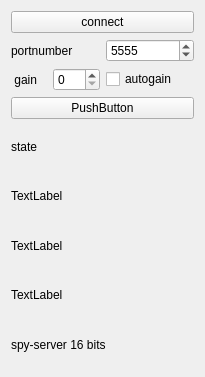
Above: sources/devices/spy-server-16/spyserver-widget.ui from JvanKatwijk/qt-dab before the change. Below: the same form after it.
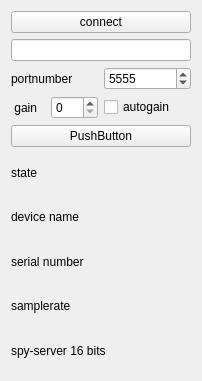
That is the form after the change.

Commit message: mods to spyserver to handle failings and reconnections

What changed in the file:
```diff
--- a/sources/devices/spy-server-16/spyserver-widget.ui
+++ b/sources/devices/spy-server-16/spyserver-widget.ui
@@ -6,8 +6,8 @@
    <rect>
     <x>0</x>
     <y>0</y>
-    <width>205</width>
-    <height>377</height>
+    <width>202</width>
+    <height>381</height>
    </rect>
   </property>
   <property name="windowTitle">
@@ -25,6 +25,9 @@
      </item>
     </layout>
    </item>
+   <item>
+    <widget class="QLineEdit" name="hostLineEdit"/>
+   </item>
    <item>
     <layout class="QHBoxLayout" name="horizontalLayout_4">
      <item>
@@ -92,21 +95,21 @@
    <item>
     <widget class="QLabel" name="nameOfDevice">
      <property name="text">
-      <string>TextLabel</string>
+      <string>device name</string>
      </property>
     </widget>
    </item>
    <item>
     <widget class="QLabel" name="deviceNumber">
      <property name="text">
-      <string>TextLabel</string>
+      <string>serial number</string>
      </property>
     </widget>
    </item>
    <item>
     <widget class="QLabel" name="rateLabel">
      <property name="text">
-      <string>TextLabel</string>
+      <string>samplerate</string>
      </property>
     </widget>
    </item>
```
The commit also changes 14 other files.
